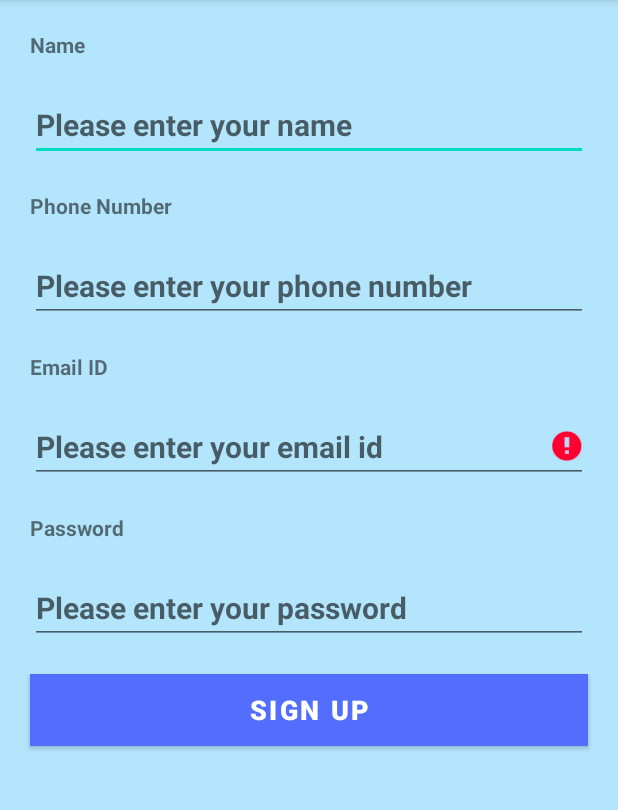
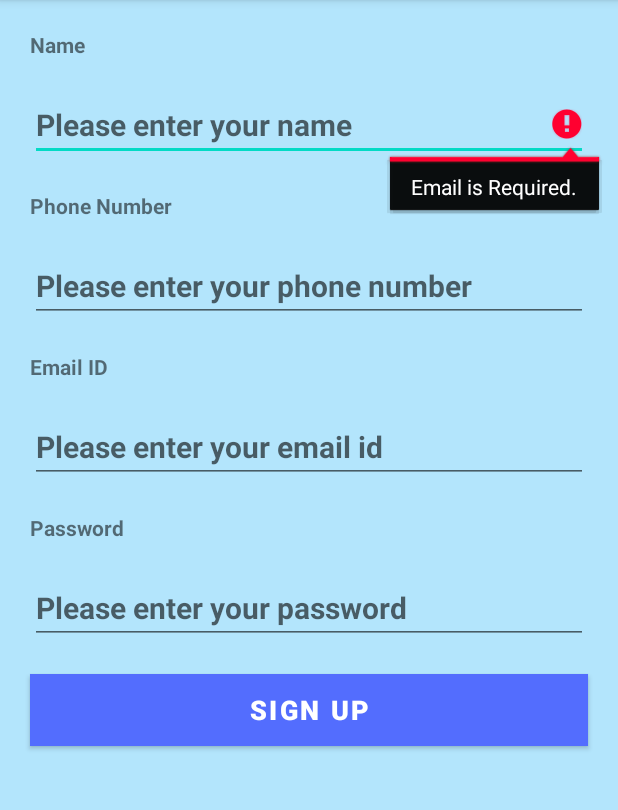
Before and after one commit to InaTinaMina/medicine-reminder, an Android app: the RegisterActivity screen opened directly, with no data from a screen before it, after a tap on "SIGN UP", on a phone screen of 412 x 824 dp, the part 84-894 px from its top. Run offline under Robolectric (Android 15) with nearby library versions, the light colour scheme and no system bars; our stand-ins replace Firebase (no records; nobody signed in at launch, a user with empty details on screens opened directly); 1 statement that could not run was skipped.

Commit message:
"working fine"

```diff
--- a/app/src/main/AndroidManifest.xml
+++ b/app/src/main/AndroidManifest.xml
@@ -11,7 +11,7 @@
         android:roundIcon="@mipmap/ic_launcher_round"
         android:supportsRtl="true"
         android:theme="@style/Theme.MedicineReminder">
-        <activity android:name=".Home_page"></activity>
+
         <activity android:name=".Reminder" />
         <activity android:name=".LoginActivity" />
         <activity android:name=".RegisterActivity" />
--- a/app/src/main/java/com/example/medicinereminder/Home_page.java
+++ b/app/src/main/java/com/example/medicinereminder/HomepageActivity.java
@@ -7,21 +7,21 @@ import android.os.Bundle;
 import android.view.View;
 import android.widget.Button;
 
-class Home_Page extends AppCompatActivity {
+class HomepageActivity extends AppCompatActivity {
 
     Button btnReminder;
 
     @Override
     protected void onCreate(Bundle savedInstanceState) {
         super.onCreate(savedInstanceState);
-        setContentView(R.layout.activity_home_page);
+        setContentView(R.layout.activity_homepage);
 
         btnReminder = findViewById(R.id.btnReminder);
 
         btnReminder.setOnClickListener(new View.OnClickListener() {
             @Override
             public void onClick(View v) {
-                Intent intent = new Intent(Home_Page.this,
+                Intent intent = new Intent(HomepageActivity.this,
                         com.example.medicinereminder.Reminder.class);
                 startActivity(intent);
             }
--- a/app/src/main/java/com/example/medicinereminder/RegisterActivity.java
+++ b/app/src/main/java/com/example/medicinereminder/RegisterActivity.java
@@ -45,7 +45,7 @@ public class RegisterActivity extends AppCompatActivity {
 
         fAuth = FirebaseAuth.getInstance();
         //fStore = FirebaseFirestore.getInstance();
-        //progressBar = findViewById(R.id.progressBar);
+        progressBar = findViewById(R.id.progressBar);
 
         if(fAuth.getCurrentUser() != null){
             startActivity(new Intent(getApplicationContext(),MainActivity.class));
@@ -61,6 +61,17 @@ public class RegisterActivity extends AppCompatActivity {
                 String password = mPassword.getText().toString().trim();
                 final String fullName = mFullName.getText().toString();
                 final String phone    = mPhone.getText().toString();
+
+                if(TextUtils.isEmpty(fullName)){
+                    mFullName.setError("Email is Required.");
+                    return;
+                }
+
+                if(TextUtils.isEmpty(phone)){
+                    mPhone.setError("Email is Required.");
+                    return;
+                }
+
 
                 if(TextUtils.isEmpty(email)){
                     mEmail.setError("Email is Required.");
@@ -92,7 +103,7 @@ public class RegisterActivity extends AppCompatActivity {
 
                             Toast.makeText(RegisterActivity.this, "User Created.", Toast.LENGTH_SHORT).show();
 
-                            startActivity(new Intent(getApplicationContext(), Home_Page.class));
+                            startActivity(new Intent(getApplicationContext(), HomepageActivity.class));
 
                         }else {
                             Toast.makeText(RegisterActivity.this, "Error ! " + task.getException().getMessage(), Toast.LENGTH_SHORT).show();
--- a/app/src/main/res/layout/activity_home_page.xml
+++ b/app/src/main/res/layout/activity_homepage.xml
@@ -5,7 +5,7 @@
     android:layout_width="match_parent"
     android:layout_height="match_parent"
     android:background="@color/colorPrimaryLight"
-    tools:context=".Home_Page">
+    tools:context=".HomepageActivity">
 
     <TextView
         android:id="@+id/textView11"
--- a/app/src/main/res/layout/activity_main.xml
+++ b/app/src/main/res/layout/activity_main.xml
@@ -58,7 +58,7 @@
         android:textStyle="bold" />
 
     <Button
-        android:id="@+id/button"
+        android:id="@+id/lgnbtn"
         android:layout_width="match_parent"
         android:layout_height="wrap_content"
         android:layout_marginStart="20dp"
--- a/app/src/main/res/layout/activity_register.xml
+++ b/app/src/main/res/layout/activity_register.xml
@@ -6,7 +6,8 @@
     android:layout_height="match_parent"
     android:background="#B3E5FC"
     android:orientation="vertical"
-    tools:context=".RegisterActivity">
+    tools:context=".RegisterActivity"
+    tools:visibility="visible">
 
     <TextView
         android:id="@+id/textView4"
@@ -125,9 +126,6 @@
         android:textStyle="bold" />
 
 
-
-
-
     <Button
         android:id="@+id/registerbtn"
         android:layout_width="match_parent"
@@ -142,4 +140,11 @@
         android:textSize="18sp"
         android:textStyle="bold"
         app:backgroundTint="#536DFE" />
+
+    <ProgressBar
+        android:id="@+id/progressBar"
+        style="?android:attr/progressBarStyle"
+        android:layout_width="match_parent"
+        android:layout_height="76dp"
+        android:visibility="invisible" />
 </LinearLayout>
```
Also changed, not shown: app/src/main/java/com/example/medicinereminder/LoginActivity.java (+5 -4 lines), app/src/main/java/com/example/medicinereminder/MainActivity.java (+8 -2 lines), app/src/main/res/layout/activity_login.xml (+8 -0 lines).
